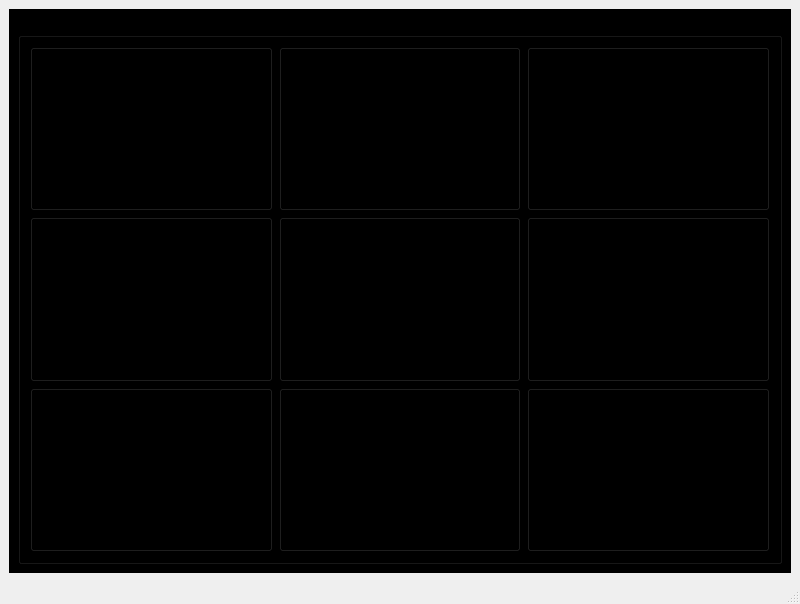
Old version of the form Log/mainwindow.ui in the repository Ragab21/AI-XO.
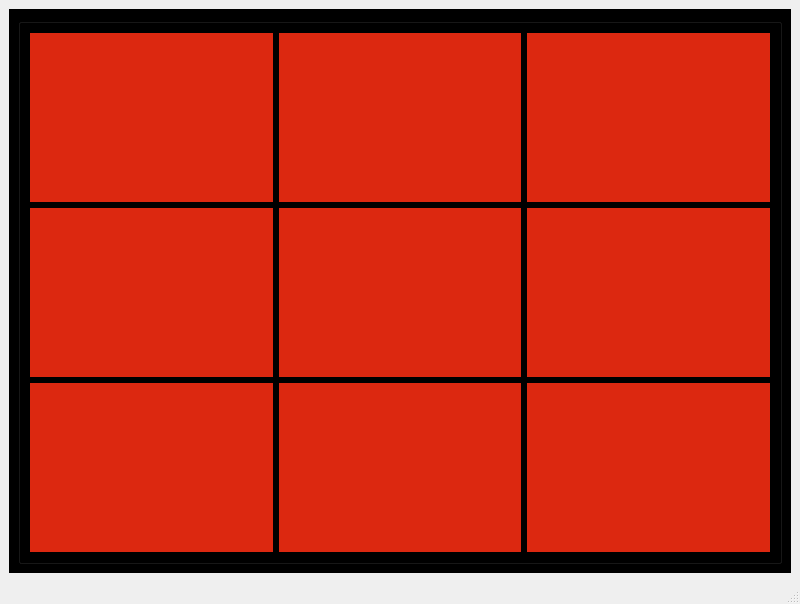
New version of the form.

Diff of the .ui file:
```diff
--- a/Log/mainwindow.ui
+++ b/Log/mainwindow.ui
@@ -386,11 +386,14 @@
       </widget>
       <widget class="QWidget" name="Selection_Page"/>
       <widget class="QWidget" name="Game_Page">
+       <property name="styleSheet">
+        <string notr="true"/>
+       </property>
        <layout class="QVBoxLayout" name="verticalLayout_8">
         <item>
          <widget class="QGroupBox" name="groupBox_3">
           <property name="title">
-           <string>GroupBox</string>
+           <string/>
           </property>
           <layout class="QVBoxLayout" name="verticalLayout_9">
            <item>
@@ -403,6 +406,12 @@
                  <verstretch>0</verstretch>
                 </sizepolicy>
                </property>
+               <property name="styleSheet">
+                <string notr="true">color: rgb(255, 255, 255);
+background-color: rgb(220, 40, 16);
+border: none;
+font: 14pt &quot;My Puma&quot;;</string>
+               </property>
                <property name="text">
                 <string/>
                </property>
@@ -416,6 +425,12 @@
                  <verstretch>0</verstretch>
                 </sizepolicy>
                </property>
+               <property name="styleSheet">
+                <string notr="true">color: rgb(255, 255, 255);
+background-color: rgb(220, 40, 16);
+border: none;
+font: 14pt &quot;My Puma&quot;;</string>
+               </property>
                <property name="text">
                 <string/>
                </property>
@@ -429,6 +444,12 @@
                  <verstretch>0</verstretch>
                 </sizepolicy>
                </property>
+               <property name="styleSheet">
+                <string notr="true">color: rgb(255, 255, 255);
+background-color: rgb(220, 40, 16);
+border: none;
+font: 14pt &quot;My Puma&quot;;</string>
+               </property>
                <property name="text">
                 <string/>
                </property>
@@ -442,6 +463,12 @@
                  <verstretch>0</verstretch>
                 </sizepolicy>
                </property>
+               <property name="styleSheet">
+                <string notr="true">color: rgb(255, 255, 255);
+background-color: rgb(220, 40, 16);
+border: none;
+font: 14pt &quot;My Puma&quot;;</string>
+               </property>
                <property name="text">
                 <string/>
                </property>
@@ -455,6 +482,12 @@
                  <verstretch>0</verstretch>
                 </sizepolicy>
                </property>
+               <property name="styleSheet">
+                <string notr="true">color: rgb(255, 255, 255);
+background-color: rgb(220, 40, 16);
+border: none;
+font: 14pt &quot;My Puma&quot;;</string>
+               </property>
                <property name="text">
                 <string/>
                </property>
@@ -468,6 +501,12 @@
                  <verstretch>0</verstretch>
                 </sizepolicy>
                </property>
+               <property name="styleSheet">
+                <string notr="true">color: rgb(255, 255, 255);
+background-color: rgb(220, 40, 16);
+border: none;
+font: 14pt &quot;My Puma&quot;;</string>
+               </property>
                <property name="text">
                 <string/>
                </property>
@@ -481,6 +520,12 @@
                  <verstretch>0</verstretch>
                 </sizepolicy>
                </property>
+               <property name="styleSheet">
+                <string notr="true">color: rgb(255, 255, 255);
+background-color: rgb(220, 40, 16);
+border: none;
+font: 14pt &quot;My Puma&quot;;</string>
+               </property>
                <property name="text">
                 <string/>
                </property>
@@ -494,6 +539,12 @@
                  <verstretch>0</verstretch>
                 </sizepolicy>
                </property>
+               <property name="styleSheet">
+                <string notr="true">color: rgb(255, 255, 255);
+background-color: rgb(220, 40, 16);
+border: none;
+font: 14pt &quot;My Puma&quot;;</string>
+               </property>
                <property name="text">
                 <string/>
                </property>
@@ -507,6 +558,12 @@
                  <verstretch>0</verstretch>
                 </sizepolicy>
                </property>
+               <property name="styleSheet">
+                <string notr="true">color: rgb(255, 255, 255);
+background-color: rgb(220, 40, 16);
+border: none;
+font: 14pt &quot;My Puma&quot;;</string>
+               </property>
                <property name="text">
                 <string/>
                </property>
```
Left out of the diff: 36 changed lines with no effect on the pictures.
